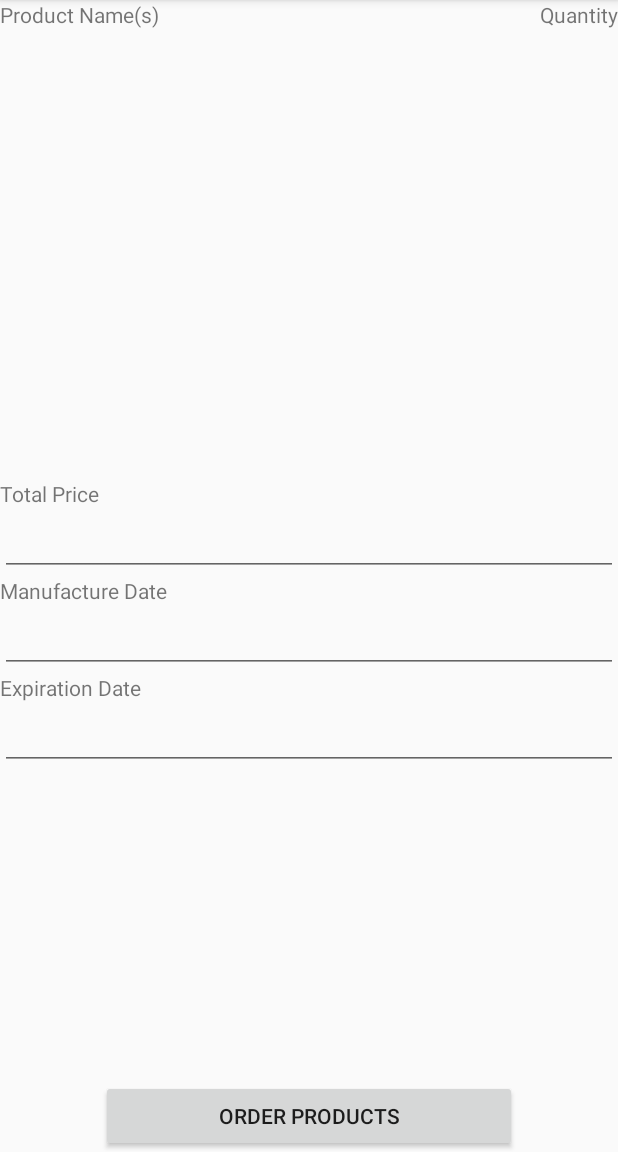
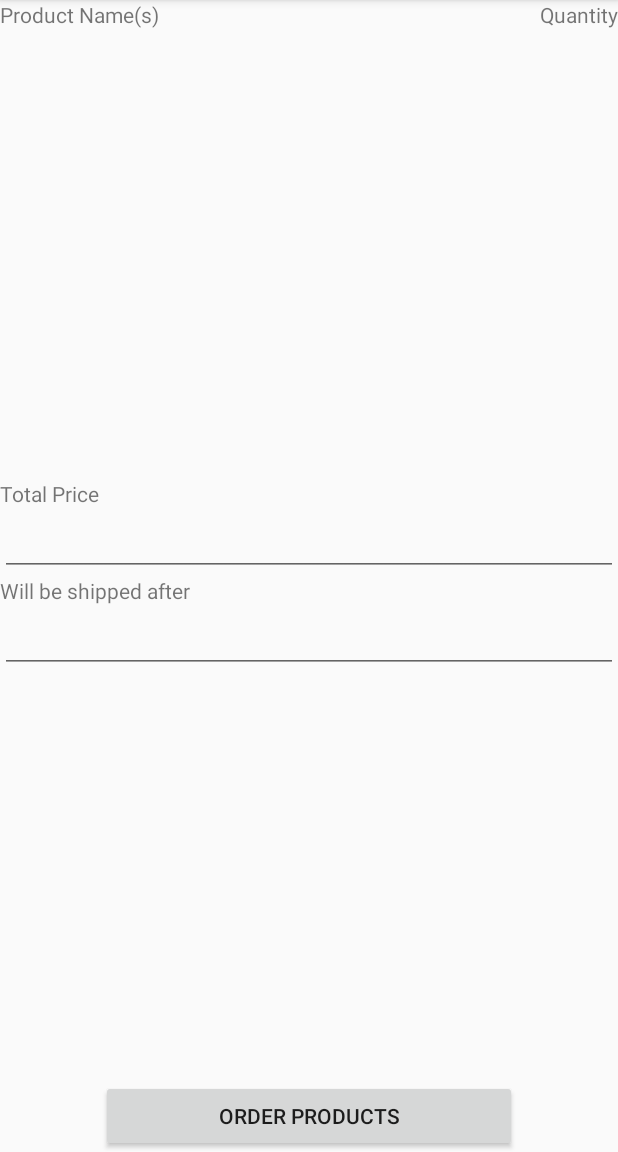
Before and after one commit to noowy/f1-factory-datahub, an Android app: the OpenCartActivity screen opened directly, with no data from a screen before it, on a phone screen of 412 x 824 dp, the part 84-1236 px from its top. Run offline under Robolectric (Android 15) with nearby library versions, the phone set to English and light mode, and no system bars.

```diff
--- a/app/src/main/java/com/formula1_factory/OpenComponentActivity.java
+++ b/app/src/main/java/com/formula1_factory/OpenComponentActivity.java
@@ -42,9 +42,9 @@ public class OpenComponentActivity extends AppCompatActivity
 		quantityField = (EditText) findViewById(R.id.quantity_field);
 		descriptionField = (EditText) findViewById(R.id.description_field);
 		lifespanField = (EditText) findViewById(R.id.lifespan_field);
-		manufactureDateField =(EditText) findViewById(R.id.manufacture_date_field);
+		manufactureDateField =(EditText) findViewById(R.id.availability_date_field);
 		expirationDateField = (EditText) findViewById(R.id.expiration_date_field);
-		manufactureDateTextView = (TextView) findViewById(R.id.manufacture_date_textview);
+		manufactureDateTextView = (TextView) findViewById(R.id.availability_date_textview);
 		expirationDateTextView = (TextView) findViewById(R.id.expiration_date_textview);
 		loadingCircle = (ProgressBar) findViewById(R.id.loadingCircle);
 
--- a/app/src/main/res/layout/activity_open_cart.xml
+++ b/app/src/main/res/layout/activity_open_cart.xml
@@ -47,39 +47,19 @@
         style="@style/NotEditable" />
 
     <TextView
-        android:id="@+id/manufacture_date_textview"
+        android:id="@+id/availability_date_textview"
         android:layout_width="wrap_content"
         android:layout_height="wrap_content"
         android:layout_alignParentStart="true"
         android:layout_below="@+id/total_price_field"
-        android:text="@string/manufacture_date"
-         />
+        android:text="@string/availability_date" />
 
     <EditText
-        android:id="@+id/manufacture_date_field"
+        android:id="@+id/availability_date_field"
         android:layout_width="match_parent"
         android:layout_height="wrap_content"
         android:layout_alignParentStart="true"
-        android:layout_below="@+id/manufacture_date_textview"
-        style="@style/NotEditable"
-        android:ems="10"
-         />
-
-    <TextView
-        android:id="@+id/expiration_date_textview"
-        android:layout_width="wrap_content"
-        android:layout_height="wrap_content"
-        android:layout_alignParentStart="true"
-        android:layout_below="@+id/manufacture_date_field"
-        android:text="@string/expiration_date"
-         />
-
-    <EditText
-        android:id="@+id/expiration_date_field"
-        android:layout_width="match_parent"
-        android:layout_height="wrap_content"
-        android:layout_alignParentStart="true"
-        android:layout_below="@+id/expiration_date_textview"
+        android:layout_below="@+id/availability_date_textview"
         style="@style/NotEditable"
         android:ems="10"
          />
--- a/app/src/main/res/values/strings.xml
+++ b/app/src/main/res/values/strings.xml
@@ -47,4 +47,5 @@
     <string name="product_id">Product ID</string>
     <string name="add_to_cart">Add to Cart</string>
     <string name="total_price">Total Price</string>
+    <string name="availability_date">Will be shipped after</string>
 </resources>
```
Also changed, not shown: app/src/main/java/com/formula1_factory/MainActivity.java (+13 -1 lines), app/src/main/java/com/formula1_factory/OpenProductActivity.java (+4 -3 lines), app/src/main/res/layout/activity_open_component.xml (+4 -4 lines), app/src/main/res/layout/activity_open_product.xml (+4 -4 lines).
